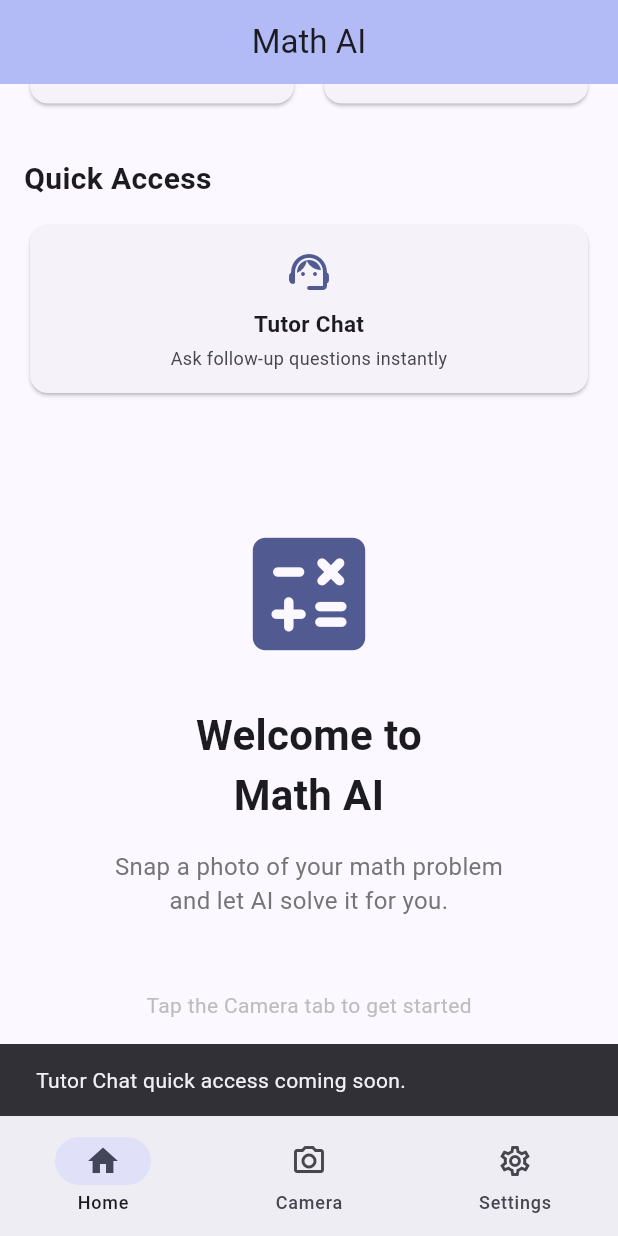
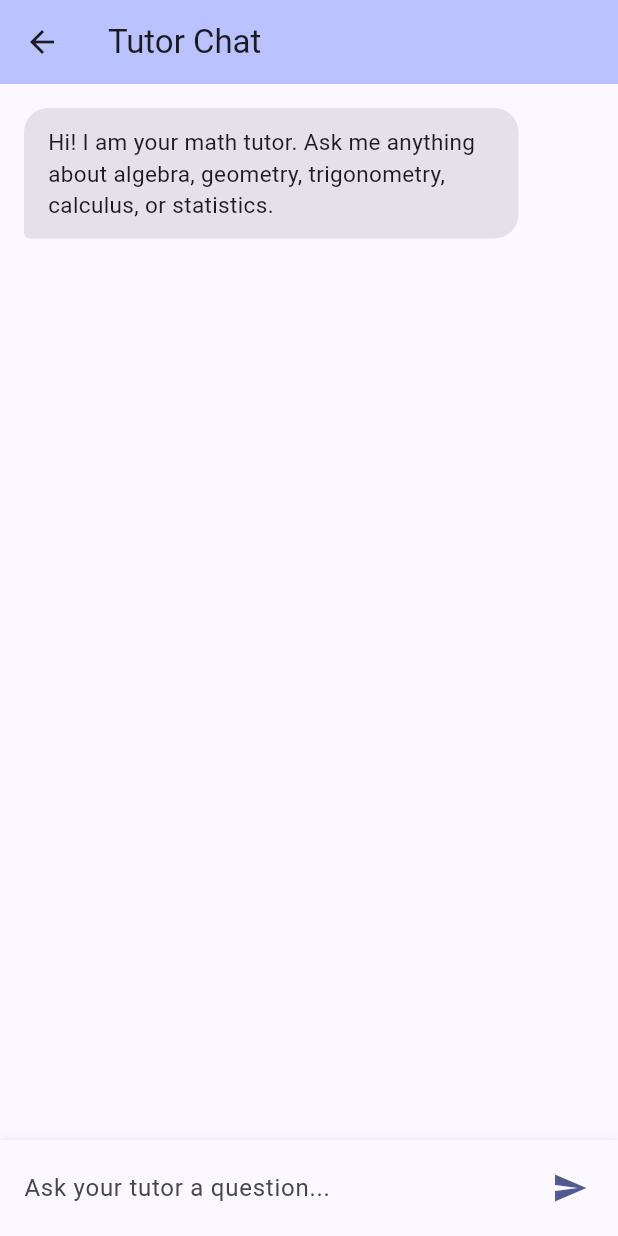
Before and after one commit to mhouston8/Math-Copilot-AI, a Flutter app: the screen it shows after launch, scrolled down 322 dp, after a tap on "Tutor Chat", on a phone screen of 412 x 824 dp. Run offline on Flutter 3.47's test engine with Material 3 defaults, Android fonts, the phone set to English and light mode, and no system bars; our stand-ins replace image_picker, supabase_flutter; accounts and stored records are empty; network calls fail.

Commit message:
Add non-persistent Tutor Chat flow from Quick Access
Create a new TutorChatScreen that sends and receives OpenAI tutor messages in a local session without persistence. Wire the Home Quick Access Tutor Chat card to open this screen and add a tutor-specific system prompt path in OpenAIService.

Made-with: Cursor

```diff
--- a/lib/screens/home_screen.dart
+++ b/lib/screens/home_screen.dart
@@ -6,6 +6,7 @@ import '../services/supabase_service.dart';
 import 'chat_screen.dart';
 import 'quiz_screen.dart';
 import 'result_screen.dart';
+import 'tutor_chat_screen.dart';
 
 class HomeScreen extends StatefulWidget {
   const HomeScreen({super.key});
@@ -313,17 +314,16 @@ class _HomeScreenState extends State<HomeScreen> {
   }
 
   void _showCheatSheetsPlaceholder() {
-    ScaffoldMessenger.of(context).showSnackBar(
-      const SnackBar(
-        content: Text('Cheat Sheets coming soon.'),
-      ),
-    );
+    ScaffoldMessenger.of(
+      context,
+    ).showSnackBar(const SnackBar(content: Text('Cheat Sheets coming soon.')));
   }
 
-  void _showTutorChatPlaceholder() {
-    ScaffoldMessenger.of(context).showSnackBar(
-      const SnackBar(
-        content: Text('Tutor Chat quick access coming soon.'),
+  void _openTutorChat() {
+    Navigator.push(
+      context,
+      MaterialPageRoute(
+        builder: (context) => const TutorChatScreen(),
       ),
     );
   }
@@ -390,8 +390,8 @@ class _HomeScreenState extends State<HomeScreen> {
           width: fullWidth,
           icon: Icons.support_agent_rounded,
           label: 'Tutor Chat',
-          subtitle: 'Ask follow-up questions instantly',
-          onTap: _showTutorChatPlaceholder,
+          subtitle: 'Ask Math Questions',
+          onTap: _openTutorChat,
         ),
         const SizedBox(height: 32),
       ],
--- /dev/null
+++ b/lib/screens/tutor_chat_screen.dart
@@ -0,0 +1,219 @@
+import 'package:flutter/material.dart';
+
+import '../models/chat_message.dart';
+import '../services/openai_service.dart';
+
+class TutorChatScreen extends StatefulWidget {
+  const TutorChatScreen({super.key});
+
+  @override
+  State<TutorChatScreen> createState() => _TutorChatScreenState();
+}
+
+class _TutorChatScreenState extends State<TutorChatScreen> {
+  final OpenAIService _openAIService = OpenAIService();
+  final TextEditingController _textController = TextEditingController();
+  final ScrollController _scrollController = ScrollController();
+
+  final List<ChatMessage> _messages = const [
+    ChatMessage(
+      role: MessageRole.assistant,
+      content:
+          'Hi! I am your math tutor. Ask me anything about algebra, geometry, '
+          'trigonometry, calculus, or statistics.',
+    ),
+  ].toList();
+
+  bool _isLoading = false;
+
+  @override
+  void dispose() {
+    _textController.dispose();
+    _scrollController.dispose();
+    super.dispose();
+  }
+
+  void _scrollToBottom() {
+    WidgetsBinding.instance.addPostFrameCallback((_) {
+      if (_scrollController.hasClients) {
+        _scrollController.animateTo(
+          _scrollController.position.maxScrollExtent,
+          duration: const Duration(milliseconds: 250),
+          curve: Curves.easeOut,
+        );
+      }
+    });
+  }
+
+  Future<void> _sendMessage() async {
+    final text = _textController.text.trim();
+    if (text.isEmpty || _isLoading) return;
+
+    _textController.clear();
+
+    final userMessage = ChatMessage(role: MessageRole.user, content: text);
+    setState(() {
+      _messages.add(userMessage);
+      _isLoading = true;
+    });
+    _scrollToBottom();
+
+    try {
+      final response = await _openAIService.sendTutorMessage(_messages);
+      final assistantMessage = ChatMessage(
+        role: MessageRole.assistant,
+        content: response,
+      );
+
+      setState(() {
+        _messages.add(assistantMessage);
+        _isLoading = false;
+      });
+    } catch (e) {
+      setState(() {
+        _messages.add(
+          const ChatMessage(
+            role: MessageRole.assistant,
+            content:
+                'Sorry, something went wrong while reaching the tutor. Please try again.',
+          ),
+        );
+        _isLoading = false;
+      });
+    }
+
+    _scrollToBottom();
+  }
+
+  @override
+  Widget build(BuildContext context) {
+    return Scaffold(
+      appBar: AppBar(
+        title: const Text('Tutor Chat'),
+        backgroundColor: Theme.of(context).colorScheme.inversePrimary,
+      ),
+      body: Column(
+        children: [
+          Expanded(
+            child: ListView.builder(
+              controller: _scrollController,
+              padding: const EdgeInsets.all(16),
+              itemCount: _messages.length + (_isLoading ? 1 : 0),
+              itemBuilder: (context, index) {
+                if (index == _messages.length) {
+                  return const _TypingIndicator();
+                }
+                return _ChatBubble(message: _messages[index]);
+              },
+            ),
+          ),
+          Container(
+            padding: EdgeInsets.only(
+              left: 16,
+              right: 8,
+              top: 8,
+              bottom: MediaQuery.of(context).padding.bottom + 8,
+            ),
+            decoration: BoxDecoration(
+              color: Theme.of(context).colorScheme.surface,
+              boxShadow: [
+                BoxShadow(
+                  color: Colors.black.withValues(alpha: 0.08),
+                  blurRadius: 4,
+                  offset: const Offset(0, -1),
+                ),
+              ],
+            ),
+            child: Row(
+              children: [
+                Expanded(
+                  child: TextField(
+                    controller: _textController,
+                    decoration: const InputDecoration(
+                      hintText: 'Ask your tutor a question...',
+                      border: InputBorder.none,
+                    ),
+                    textInputAction: TextInputAction.send,
+                    onSubmitted: (_) => _sendMessage(),
+                  ),
+                ),
+                IconButton(
+                  onPressed: _isLoading ? null : _sendMessage,
+                  icon: const Icon(Icons.send),
+                  color: Theme.of(context).colorScheme.primary,
+                ),
+              ],
+            ),
+          ),
+        ],
+      ),
+    );
+  }
+}
+
+class _ChatBubble extends StatelessWidget {
+  const _ChatBubble({required this.message});
+
+  final ChatMessage message;
+
+  @override
+  Widget build(BuildContext context) {
+    final isUser = message.role == MessageRole.user;
+    final colorScheme = Theme.of(context).colorScheme;
+
+    return Align(
+      alignment: isUser ? Alignment.centerRight : Alignment.centerLeft,
+      child: Container(
+        constraints: BoxConstraints(
+          maxWidth: MediaQuery.of(context).size.width * 0.8,
+        ),
+        margin: const EdgeInsets.only(bottom: 12),
+        padding: const EdgeInsets.symmetric(horizontal: 16, vertical: 12),
+        decoration: BoxDecoration(
+          color: isUser
+              ? colorScheme.primary
+              : colorScheme.surfaceContainerHighest,
+          borderRadius: BorderRadius.only(
+            topLeft: const Radius.circular(16),
+            topRight: const Radius.circular(16),
+            bottomLeft: Radius.circular(isUser ? 16 : 4),
+            bottomRight: Radius.circular(isUser ? 4 : 16),
+          ),
+        ),
+        child: SelectableText(
+          message.content,
+          style: TextStyle(
+            color: isUser ? colorScheme.onPrimary : colorScheme.onSurface,
+            fontSize: 15,
+            height: 1.4,
+          ),
+        ),
+      ),
+    );
+  }
+}
+
+class _TypingIndicator extends StatelessWidget {
+  const _TypingIndicator();
+
+  @override
+  Widget build(BuildContext context) {
+    return Align(
+      alignment: Alignment.centerLeft,
+      child: Container(
+        margin: const EdgeInsets.only(bottom: 12),
+        padding: const EdgeInsets.symmetric(horizontal: 16, vertical: 12),
+        decoration: BoxDecoration(
+          color: Theme.of(context).colorScheme.surfaceContainerHighest,
+          borderRadius: const BorderRadius.only(
+            topLeft: Radius.circular(16),
+            topRight: Radius.circular(16),
+            bottomLeft: Radius.circular(4),
+            bottomRight: Radius.circular(16),
+          ),
+        ),
+        child: const Text('Thinking...', style: TextStyle(fontSize: 15)),
+      ),
+    );
+  }
+}
--- a/lib/services/openai_service.dart
+++ b/lib/services/openai_service.dart
@@ -16,6 +16,13 @@ class OpenAIService {
       'identify the problem and solve it step by step. Be clear and concise. '
       'If the student asks follow-up questions, help them understand the '
       'concept rather than just giving the answer.';
+
+  static const String _tutorChatSystemPrompt =
+      'You are a friendly math tutor helping a student in chat. '
+      'Support algebra, geometry, trigonometry, calculus, and statistics. '
+      'Explain concepts clearly with short step-by-step reasoning. '
+      'Ask a brief clarifying question when the student is vague. '
+      'Prefer teaching and checking understanding over just giving final answers.';
 
   /// Analyzes an image and returns the initial AI response.
   Future<String> analyzeImage(String imagePath) async {
@@ -49,6 +56,12 @@ class OpenAIService {
     return _callApi(apiMessages);
   }
 
+  /// Sends a tutor-chat message with the full in-memory chat history.
+  Future<String> sendTutorMessage(List<ChatMessage> history) async {
+    final apiMessages = history.map((m) => m.toApiMap()).toList();
+    return _callApiWithSystemPrompt(apiMessages, _tutorChatSystemPrompt);
+  }
+
   /// Generates 10 multiple-choice quiz questions for a given math subject.
   Future<List<QuizQuestion>> generateQuiz(String subject) async {
     final response = await _callApi([
@@ -73,8 +86,15 @@ class OpenAIService {
   }
 
   Future<String> _callApi(List<Map<String, dynamic>> messages) async {
+    return _callApiWithSystemPrompt(messages, _systemPrompt);
+  }
+
+  Future<String> _callApiWithSystemPrompt(
+    List<Map<String, dynamic>> messages,
+    String systemPrompt,
+  ) async {
     final allMessages = [
-      {'role': 'system', 'content': _systemPrompt},
+      {'role': 'system', 'content': systemPrompt},
       ...messages,
     ];
 
```
Lines whose indentation alone changed are shown as unchanged.
